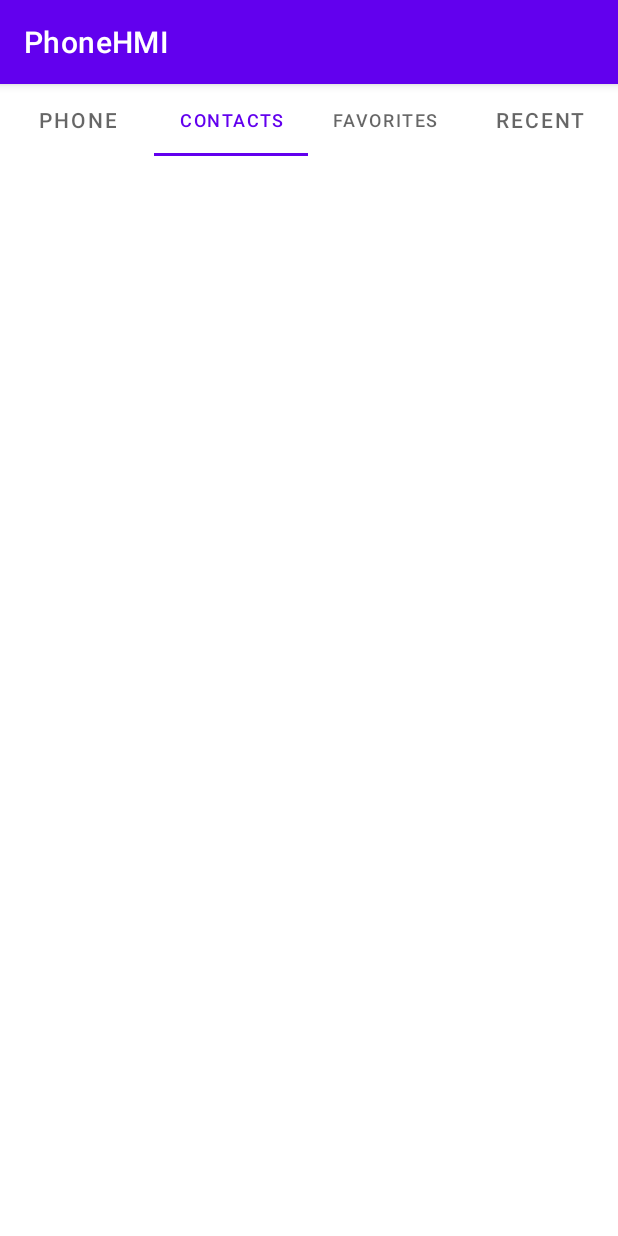
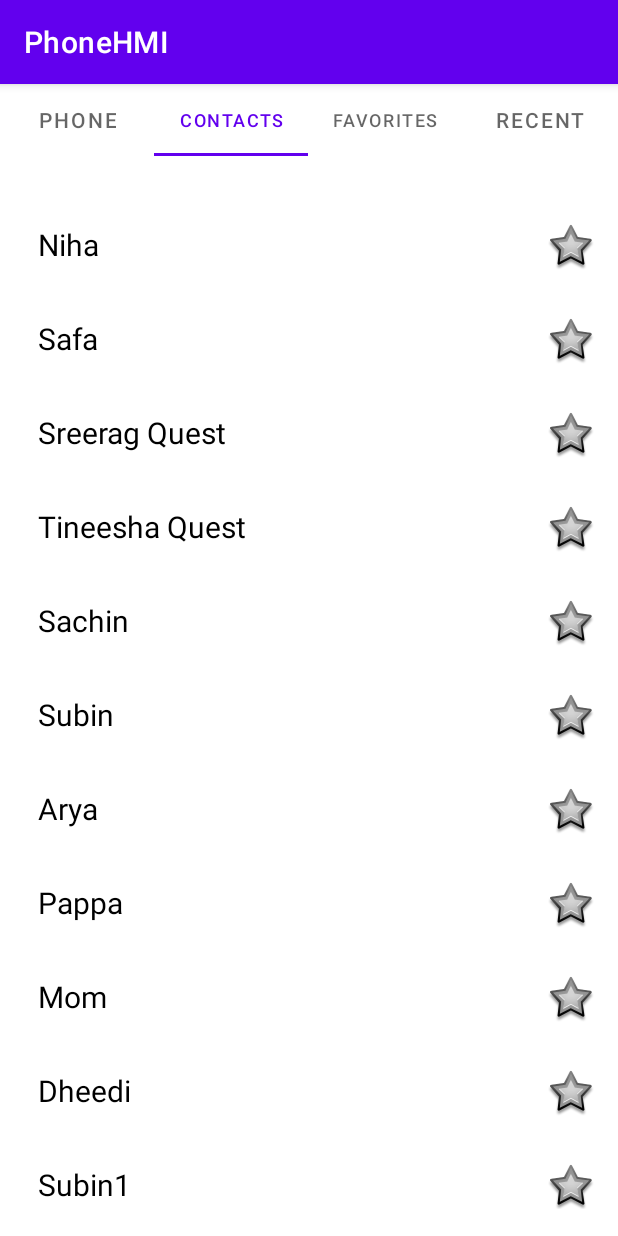
Before and after one commit to SubinBSuresh/Phone, an Android app: the screen it shows after launch (MainActivity), tab 2 chosen, on a phone screen of 412 x 824 dp. Run offline under Robolectric (Android 15) with nearby library versions, the phone set to English and light mode, and no system bars; 2 statements that could not run were skipped.

Commit message:
New files added and edited by Nihala

```diff
--- /dev/null
+++ b/PhoneHMI/app/src/main/java/com/example/phonehmi/ContactAdapter.java
@@ -0,0 +1,76 @@
+package com.example.phonehmi;
+
+import android.content.Context;
+import android.view.LayoutInflater;
+import android.view.View;
+import android.view.ViewGroup;
+import android.widget.TextView;
+import android.widget.ToggleButton;
+
+import androidx.annotation.NonNull;
+import androidx.core.content.ContextCompat;
+import androidx.recyclerview.widget.RecyclerView;
+
+import java.util.ArrayList;
+import java.util.concurrent.Callable;
+
+public class ContactAdapter extends RecyclerView.Adapter<ContactAdapter.ViewHolder>{
+
+    ArrayList<ContactModel> ContactHolder;
+    private Context context;
+
+    public ContactAdapter(ArrayList<ContactModel> ContactHolder, Context context) {
+        this.ContactHolder = ContactHolder;
+        this.context = context;
+    }
+
+    //public FavAdapter(ArrayList<FavModel> favData) {
+    //    this.favData = favData;
+    // }
+
+    @NonNull
+    @Override
+    public ViewHolder onCreateViewHolder(@NonNull ViewGroup parent, int viewType) {
+        View view= LayoutInflater.from(parent.getContext()).inflate(R.layout.row_items,parent,false);
+        return new ViewHolder(view);
+    }
+
+    @Override
+    public void onBindViewHolder(@NonNull ViewHolder holder, int position) {
+
+        holder.name.setText(ContactHolder.get(position).getName());
+
+    }
+
+    @Override
+    public int getItemCount() {
+        return ContactHolder.size();
+    }
+
+    class ViewHolder extends RecyclerView.ViewHolder implements View.OnClickListener {
+
+        TextView name;
+        ToggleButton arbutton;
+
+        public ViewHolder(@NonNull View itemView) {
+            super(itemView);
+
+            name = itemView.findViewById(R.id.contact_name);
+            arbutton= itemView.findViewById(R.id.btn_addOrRemove_favorite);
+            arbutton.setOnClickListener(this);
+
+            arbutton.setBackgroundDrawable(ContextCompat.getDrawable(context, android.R.drawable.star_big_off));
+
+            name.setOnClickListener(this);
+
+        }
+
+
+        @Override
+        public void onClick(View view) {
+             int position = this.getAdapterPosition();
+           ContactHolder.remove(position);
+           notifyItemRemoved(position);
+        }
+    }
+}
--- a/PhoneHMI/app/src/main/java/com/example/phonehmi/ContactFragment.java
+++ b/PhoneHMI/app/src/main/java/com/example/phonehmi/ContactFragment.java
@@ -3,6 +3,8 @@ package com.example.phonehmi;
 import android.os.Bundle;
 
 import androidx.fragment.app.Fragment;
+import androidx.recyclerview.widget.LinearLayoutManager;
+import androidx.recyclerview.widget.RecyclerView;
 
 import android.os.RemoteException;
 import android.view.LayoutInflater;
@@ -10,24 +12,103 @@ import android.view.View;
 import android.view.ViewGroup;
 import android.widget.Button;
 import android.widget.EditText;
+
+import java.util.ArrayList;
+
 import ServicePackage.aidlInterface;
 
 public class ContactFragment extends Fragment {
 
-    EditText etName;
-    EditText etNumber;
-    Button btnSave;
+    // TODO: Rename parameter arguments, choose names that match
+    // the fragment initialization parameters, e.g. ARG_ITEM_NUMBER
+    private static final String ARG_PARAM1 = "param1";
+    private static final String ARG_PARAM2 = "param2";
+
+    // TODO: Rename and change types of parameters
+    private String mParam1;
+    private String mParam2;
+
+    RecyclerView recyclerView; //recyclerview object
+    ArrayList<ContactModel> ContactHolder;
 
 
+    public ContactFragment() {
+        // Required empty public constructor
+    }
+
+    /**
+     * Use this factory method to create a new instance of
+     * this fragment using the provided parameters.
+     *
+     * @param param1 Parameter 1.
+     * @param param2 Parameter 2.
+     * @return A new instance of fragment ContactFragment.
+     */
+    // TODO: Rename and change types and number of parameters
+    public static ContactFragment newInstance(String param1, String param2) {
+        ContactFragment fragment = new ContactFragment();
+        Bundle args = new Bundle();
+        args.putString(ARG_PARAM1, param1);
+        args.putString(ARG_PARAM2, param2);
+        fragment.setArguments(args);
+        return fragment;
+    }
+
+    @Override
+    public void onCreate(Bundle savedInstanceState) {
+        super.onCreate(savedInstanceState);
+        if (getArguments() != null) {
+            mParam1 = getArguments().getString(ARG_PARAM1);
+            mParam2 = getArguments().getString(ARG_PARAM2);
+        }
+    }
 
     @Override
     public View onCreateView(LayoutInflater inflater, ViewGroup container,
                              Bundle savedInstanceState) {
         // Inflate the layout for this fragment
-        View view =  inflater.inflate(R.layout.fragment_contact, container, false);
+        View view = inflater.inflate(R.layout.fragment_contact, container, false);
+        recyclerView = view.findViewById(R.id.rvView);
+        recyclerView.setLayoutManager(new LinearLayoutManager(getContext()));
+        ContactHolder = new ArrayList<>();
+
+        ContactModel ob1 = new ContactModel("Niha");
+        ContactHolder.add(ob1);
+        ContactModel ob2 = new ContactModel("Safa");
+        ContactHolder.add(ob2);
+        ContactModel ob3 = new ContactModel("Sreerag Quest");
+        ContactHolder.add(ob3);
+        ContactModel ob4= new ContactModel("Tineesha Quest");
+        ContactHolder.add(ob4);
+        ContactModel ob5 = new ContactModel("Sachin");
+        ContactHolder.add(ob5);
+        ContactModel ob6 = new ContactModel("Subin");
+        ContactHolder.add(ob6);
+        ContactModel ob7 = new ContactModel("Arya");
+        ContactHolder.add(ob7);
+        ContactModel ob8 = new ContactModel("Pappa");
+        ContactHolder.add(ob8);
+        ContactModel ob9 = new ContactModel("Mom");
+        ContactHolder.add(ob9);
+        ContactModel ob10 = new ContactModel("Dheedi");
+        ContactHolder.add(ob10);
+        ContactModel ob11 = new ContactModel("Subin1");
+        ContactHolder.add(ob11);
+        ContactModel ob12 = new ContactModel("Arya1");
+        ContactHolder.add(ob12);
+        ContactModel ob13 = new ContactModel("Simi");
+        ContactHolder.add(ob13);
+        ContactModel ob14 = new ContactModel("Mamma");
+        ContactHolder.add(ob14);
+        ContactModel ob15 = new ContactModel("Bhayya");
+        ContactHolder.add(ob15);
+
+
+        recyclerView.setAdapter(new ContactAdapter(ContactHolder, getContext()));
+        return view;
 
 
 
-        return view;
+
     }
 }
--- /dev/null
+++ b/PhoneHMI/app/src/main/java/com/example/phonehmi/ContactModel.java
@@ -0,0 +1,23 @@
+package com.example.phonehmi;
+
+public class ContactModel {
+
+    String name;
+
+
+    public ContactModel(String name) {
+        this.name = name;
+    }
+
+    {
+    }
+
+
+    public String getName() {
+        return name;
+    }
+
+    public void setName(String name) {
+        this.name = name;
+    }
+}
--- a/PhoneHMI/app/src/main/res/layout/fragment_contact.xml
+++ b/PhoneHMI/app/src/main/res/layout/fragment_contact.xml
@@ -3,4 +3,11 @@
     xmlns:tools="http://schemas.android.com/tools"
     android:layout_width="match_parent"
     android:layout_height="match_parent"
-    tools:context=".ContactFragment"/>
+    tools:context=".ContactFragment">
+
+<androidx.recyclerview.widget.RecyclerView
+android:id="@+id/rvView"
+android:layout_width="match_parent"
+android:layout_height="match_parent" />
+
+</FrameLayout>
--- /dev/null
+++ b/PhoneHMI/app/src/main/res/layout/row_items.xml
@@ -0,0 +1,37 @@
+<?xml version="1.0" encoding="utf-8"?>
+<LinearLayout xmlns:android="http://schemas.android.com/apk/res/android"
+    android:layout_width="match_parent"
+    android:layout_height="wrap_content"
+    android:layout_margin="10dp"
+    android:backgroundTint="#5C03A9F4"
+    android:orientation="horizontal"
+    android:padding="5dp">
+
+
+    <LinearLayout
+        android:layout_width="0dp"
+        android:layout_height="wrap_content"
+        android:layout_weight="8"
+        android:orientation="vertical"
+        android:paddingLeft="10dp">
+
+        <TextView
+            android:id="@+id/contact_name"
+            android:layout_width="match_parent"
+            android:layout_height="wrap_content"
+            android:text="Name"
+            android:textColor="@color/black"
+            android:textSize="20sp" />
+
+
+    </LinearLayout>
+
+    <ToggleButton
+        android:id="@+id/btn_addOrRemove_favorite"
+        android:layout_width="32dp"
+        android:layout_height="32dp"
+        android:layout_gravity="right"
+        android:textOn=""
+        android:textOff=""/>
+
+</LinearLayout>
```
